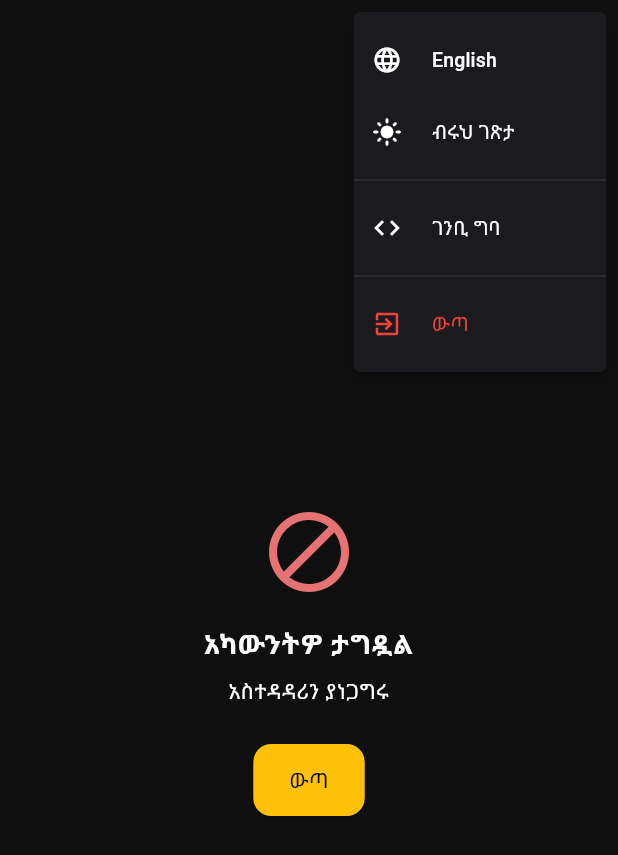
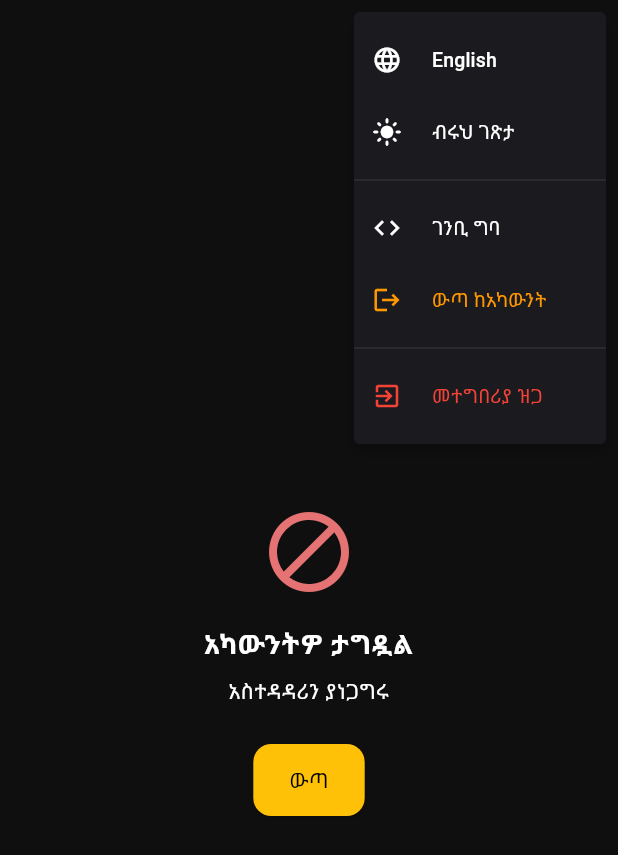
Before and after one commit to Abugida72/TsiwaMahber, a Flutter app: the screen it shows once a user with an empty profile is signed in, after a tap on the "more vert" icon, on a phone screen of 412 x 824 dp. Shown: the top 855 px of the screen. Run offline on Flutter 3.47's test engine with Material 3 defaults, Android fonts, the phone set to English and light mode, and no system bars; our stand-ins replace cloud_firestore, csv, file_picker, firebase_auth, firebase_core, firebase_messaging and 3 more; accounts and stored records are empty.

Commit message:
feat: add sign-out option to 3-dot menu
- 'ውጣ ከአካውንት' signs out from both Google and Firebase
- Only shown when user is logged in
- Renamed exit to 'መተግበሪያ ዝጋ' for clarity

Co-Authored-By: Devin AI <158243242+devin-ai-integration[bot]@users.noreply.github.com>

```diff
--- a/lib/core/widgets/app_popup_menu.dart
+++ b/lib/core/widgets/app_popup_menu.dart
@@ -1,6 +1,8 @@
 import 'dart:io';
 
+import 'package:firebase_auth/firebase_auth.dart';
 import 'package:flutter/material.dart';
+import 'package:google_sign_in/google_sign_in.dart';
 import 'package:tsiwa_mahber/core/theme/app_theme.dart';
 import 'package:tsiwa_mahber/features/developer/data/developer_service.dart';
 
@@ -57,13 +59,25 @@ class AppPopupMenu extends StatelessWidget {
             dense: true,
           ),
         ),
+        if (FirebaseAuth.instance.currentUser != null)
+          const PopupMenuItem<String>(
+            value: 'sign_out',
+            child: ListTile(
+              leading: Icon(Icons.logout, size: 20,
+                  color: Colors.orange),
+              title: Text('ውጣ ከአካውንት',
+                  style: TextStyle(color: Colors.orange)),
+              contentPadding: EdgeInsets.zero,
+              dense: true,
+            ),
+          ),
         const PopupMenuDivider(),
         const PopupMenuItem<String>(
           value: 'exit',
           child: ListTile(
             leading: Icon(Icons.exit_to_app, size: 20,
                 color: Colors.red),
-            title: Text('ውጣ',
+            title: Text('መተግበሪያ ዝጋ',
                 style: TextStyle(color: Colors.red)),
             contentPadding: EdgeInsets.zero,
             dense: true,
@@ -73,7 +87,7 @@ class AppPopupMenu extends StatelessWidget {
     );
   }
 
-  void _handleSelection(BuildContext context, String value) {
+  Future<void> _handleSelection(BuildContext context, String value) async {
     switch (value) {
       case 'language':
         localeProvider.toggleLanguage();
@@ -87,6 +101,10 @@ class AppPopupMenu extends StatelessWidget {
         break;
       case 'dev_login':
         _handleDevLogin(context);
+        break;
+      case 'sign_out':
+        await GoogleSignIn().signOut();
+        await FirebaseAuth.instance.signOut();
         break;
       case 'exit':
         exit(0);
```
